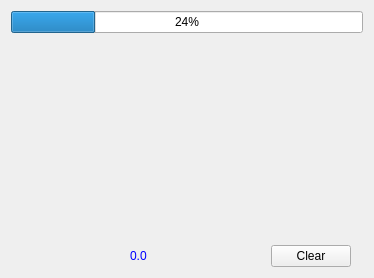
RoboJackets/igvc-software, file src/gui/adapters/positiontrackeradapter.ui: the form before one commit.
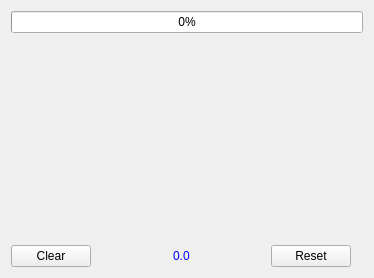
The form after the commit.

Commit message: Adds positiontrackeradapter reset button.

```diff
--- a/src/gui/adapters/positiontrackeradapter.ui
+++ b/src/gui/adapters/positiontrackeradapter.ui
@@ -14,7 +14,7 @@
    <string>Form</string>
   </property>
   <layout class="QGridLayout" name="gridLayout">
-   <item row="1" column="3">
+   <item row="1" column="4">
     <spacer name="verticalSpacer">
      <property name="orientation">
       <enum>Qt::Vertical</enum>
@@ -27,7 +27,7 @@
      </property>
     </spacer>
    </item>
-   <item row="2" column="0">
+   <item row="2" column="1">
     <spacer name="horizontalSpacer_2">
      <property name="orientation">
       <enum>Qt::Horizontal</enum>
@@ -43,33 +43,7 @@
      </property>
     </spacer>
    </item>
-   <item row="2" column="3">
-    <widget class="QPushButton" name="pushButton">
-     <property name="minimumSize">
-      <size>
-       <width>0</width>
-       <height>0</height>
-      </size>
-     </property>
-     <property name="text">
-      <string>Clear</string>
-     </property>
-    </widget>
-   </item>
    <item row="2" column="2">
-    <spacer name="horizontalSpacer">
-     <property name="orientation">
-      <enum>Qt::Horizontal</enum>
-     </property>
-     <property name="sizeHint" stdset="0">
-      <size>
-       <width>40</width>
-       <height>20</height>
-      </size>
-     </property>
-    </spacer>
-   </item>
-   <item row="2" column="1">
     <widget class="QLabel" name="scaleLabel">
      <property name="styleSheet">
       <string notr="true">color: rgb(0, 0, 255);</string>
@@ -79,10 +53,43 @@
      </property>
     </widget>
    </item>
-   <item row="0" column="0" colspan="6">
+   <item row="2" column="3">
+    <spacer name="horizontalSpacer">
+     <property name="orientation">
+      <enum>Qt::Horizontal</enum>
+     </property>
+     <property name="sizeHint" stdset="0">
+      <size>
+       <width>40</width>
+       <height>20</height>
+      </size>
+     </property>
+    </spacer>
+   </item>
+   <item row="2" column="0">
+    <widget class="QPushButton" name="clearButton">
+     <property name="minimumSize">
+      <size>
+       <width>0</width>
+       <height>0</height>
+      </size>
+     </property>
+     <property name="text">
+      <string>Clear</string>
+     </property>
+    </widget>
+   </item>
+   <item row="0" column="0" colspan="7">
     <widget class="QProgressBar" name="progressBar">
      <property name="value">
-      <number>24</number>
+      <number>0</number>
+     </property>
+    </widget>
+   </item>
+   <item row="2" column="4">
+    <widget class="QPushButton" name="resetButton">
+     <property name="text">
+      <string>Reset</string>
      </property>
     </widget>
    </item>
```
The commit also changes 4 other files.
